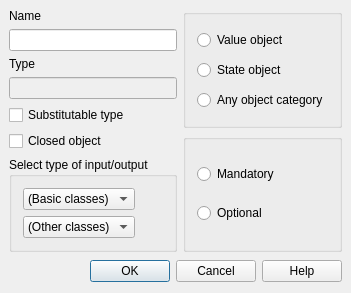
The window that lavape/src/LavaPE_UI/idd_iobox.ui (berkus/lavape) describes before a commit, drawn with Qt 5.
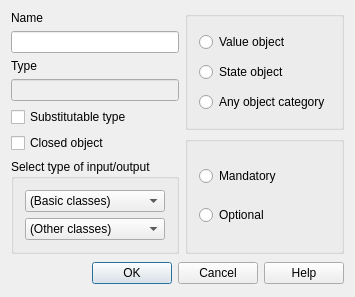
The same window after the commit.

Commit message: dialog layouts fixed

Patch:
```diff
--- a/lavape/src/LavaPE_UI/idd_iobox.ui
+++ b/lavape/src/LavaPE_UI/idd_iobox.ui
@@ -6,8 +6,8 @@
    <rect>
     <x>0</x>
     <y>0</y>
-    <width>326</width>
-    <height>291</height>
+    <width>324</width>
+    <height>279</height>
    </rect>
   </property>
   <property name="sizePolicy">
@@ -19,22 +19,11 @@
   <property name="windowTitle">
    <string>Input/output</string>
   </property>
-  <layout class="QVBoxLayout">
-   <property name="spacing">
-    <number>6</number>
+  <layout class="QGridLayout" name="gridLayout">
+   <property name="sizeConstraint">
+    <enum>QLayout::SetFixedSize</enum>
    </property>
-   <property name="margin">
-    <number>9</number>
-   </property>
-   <item>
-    <layout class="QHBoxLayout">
-     <property name="spacing">
-      <number>6</number>
-     </property>
-     <property name="margin">
-      <number>0</number>
-     </property>
-     <item>
+   <item row="0" column="0">
       <layout class="QVBoxLayout">
        <property name="spacing">
         <number>6</number>
@@ -166,23 +155,17 @@
          <property name="title">
           <string>Select type of input/output</string>
          </property>
-         <layout class="QVBoxLayout">
-          <property name="spacing">
-           <number>6</number>
-          </property>
-          <property name="margin">
-           <number>11</number>
-          </property>
+       <layout class="QVBoxLayout" name="verticalLayout_2">
           <item>
            <widget class="QComboBox" name="BasicTypes">
             <property name="sizePolicy">
-             <sizepolicy hsizetype="Fixed" vsizetype="Fixed">
+           <sizepolicy hsizetype="Preferred" vsizetype="Fixed">
               <horstretch>0</horstretch>
               <verstretch>0</verstretch>
              </sizepolicy>
             </property>
             <property name="sizeAdjustPolicy">
-             <enum>QComboBox::AdjustToContents</enum>
+           <enum>QComboBox::AdjustToMinimumContentsLength</enum>
             </property>
             <item>
              <property name="text">
@@ -194,13 +177,13 @@
           <item>
            <widget class="QComboBox" name="NamedTypes">
             <property name="sizePolicy">
-             <sizepolicy hsizetype="Fixed" vsizetype="Fixed">
+           <sizepolicy hsizetype="Preferred" vsizetype="Fixed">
               <horstretch>0</horstretch>
               <verstretch>0</verstretch>
              </sizepolicy>
             </property>
             <property name="sizeAdjustPolicy">
-             <enum>QComboBox::AdjustToContents</enum>
+           <enum>QComboBox::AdjustToMinimumContentsLength</enum>
             </property>
             <item>
              <property name="text">
@@ -214,7 +197,7 @@
        </item>
       </layout>
      </item>
-     <item>
+   <item row="0" column="1">
       <layout class="QVBoxLayout">
        <property name="spacing">
         <number>6</number>
@@ -319,9 +302,7 @@
        </item>
       </layout>
      </item>
-    </layout>
-   </item>
-   <item>
+   <item row="1" column="0" colspan="2">
     <layout class="QHBoxLayout">
      <property name="spacing">
       <number>6</number>
```
Lines whose indentation alone changed are shown as unchanged. The commit also changes 28 other files.
